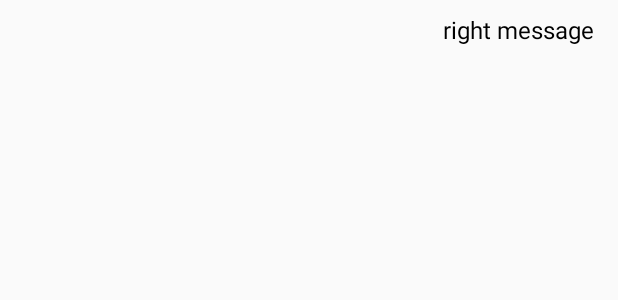
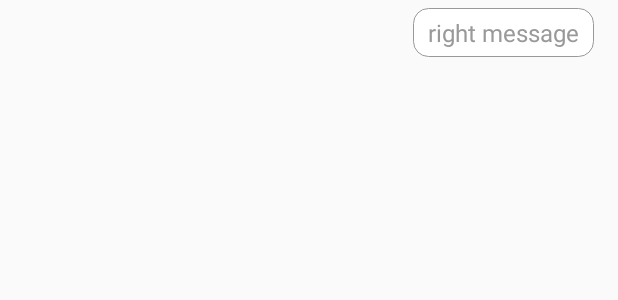
Before and after one commit to heruijun/TravelFlanGCM, an Android app: the layout list_item_text_right.xml on its own in the app's theme, with its tools: preview values and no code run, on a phone screen of 412 x 824 dp. Shown: the top 300 px of the screen. Run offline under Robolectric (Android 15) with nearby library versions, the phone set to English and light mode, and no system bars.

Commit message:
corner bg

```diff
--- a/app/src/main/java/gcm/heruijun/com/travelflangcm/MainActivity.java
+++ b/app/src/main/java/gcm/heruijun/com/travelflangcm/MainActivity.java
@@ -3,7 +3,6 @@ package gcm.heruijun.com.travelflangcm;
 import android.app.Dialog;
 import android.content.BroadcastReceiver;
 import android.content.Context;
-import android.content.DialogInterface;
 import android.content.Intent;
 import android.content.IntentFilter;
 import android.content.SharedPreferences;
@@ -27,7 +26,7 @@ import java.util.List;
 import gcm.heruijun.com.common_lib.activity.BaseCompatActivity;
 import gcm.heruijun.com.common_lib.utils.DialogUtils;
 import gcm.heruijun.com.travelflangcm.adapter.MessageAdapter;
-import gcm.heruijun.com.travelflangcm.model.ChatMessage;
+import gcm.heruijun.com.travelflangcm.model.bean.ChatMessage;
 import gcm.heruijun.com.travelflangcm.services.QuickstartPreferences;
 import gcm.heruijun.com.travelflangcm.services.RegistrationIntentService;
 
--- a/app/src/main/java/gcm/heruijun/com/travelflangcm/adapter/MessageAdapter.java
+++ b/app/src/main/java/gcm/heruijun/com/travelflangcm/adapter/MessageAdapter.java
@@ -4,7 +4,6 @@ import android.content.Context;
 import android.support.annotation.IdRes;
 import android.support.v7.widget.RecyclerView;
 import android.util.Log;
-import android.util.SparseArray;
 import android.util.SparseIntArray;
 import android.view.LayoutInflater;
 import android.view.View;
@@ -14,7 +13,7 @@ import android.widget.TextView;
 import java.util.List;
 
 import gcm.heruijun.com.travelflangcm.R;
-import gcm.heruijun.com.travelflangcm.model.ChatMessage;
+import gcm.heruijun.com.travelflangcm.model.bean.ChatMessage;
 import gcm.heruijun.com.ui_lib.adapter.BaseAdapter;
 
 /**
--- a/app/src/main/java/gcm/heruijun/com/travelflangcm/model/ChatMessage.java
+++ b/app/src/main/java/gcm/heruijun/com/travelflangcm/model/bean/ChatMessage.java
@@ -1,4 +1,4 @@
-package gcm.heruijun.com.travelflangcm.model;
+package gcm.heruijun.com.travelflangcm.model.bean;
 
 /**
  * Created by heruijun on 2017/12/11.
--- /dev/null
+++ b/app/src/main/res/drawable/corner_bg_2.xml
@@ -0,0 +1,15 @@
+<?xml version="1.0" encoding="UTF-8"?>
+<shape xmlns:android="http://schemas.android.com/apk/res/android">
+    <solid android:color="@color/colorWhite" />
+
+    <stroke
+        android:width="0.5dp"
+        android:color="@color/colorGray" />
+
+    <corners
+        android:bottomLeftRadius="10dip"
+        android:bottomRightRadius="10dip"
+        android:topLeftRadius="10dip"
+        android:topRightRadius="10dip" />
+
+</shape>
--- a/app/src/main/res/layout/activity_main.xml
+++ b/app/src/main/res/layout/activity_main.xml
@@ -13,6 +13,8 @@
         android:layout_width="match_parent"
         android:layout_height="0dp"
         android:layout_weight="1"
+        android:paddingBottom="15dp"
+        android:paddingTop="15dp"
         android:scrollbars="vertical" />
 
     <LinearLayout
--- a/app/src/main/res/layout/list_item_text_right.xml
+++ b/app/src/main/res/layout/list_item_text_right.xml
@@ -13,11 +13,15 @@
         android:id="@+id/msg_text_message"
         android:layout_width="wrap_content"
         android:layout_height="wrap_content"
+        android:layout_marginBottom="15dp"
+        android:background="@drawable/corner_bg_2"
         android:maxWidth="300dp"
-        android:paddingBottom="3dp"
-        android:paddingTop="3dp"
+        android:paddingBottom="5dp"
+        android:paddingLeft="10dp"
+        android:paddingRight="10dp"
+        android:paddingTop="5dp"
         android:text="right message"
-        android:textColor="@color/colorBlack"
+        android:textColor="@color/colorGray"
         android:textSize="16sp"
         app:layout_constraintRight_toRightOf="parent" />
 
--- a/app/src/main/res/values/colors.xml
+++ b/app/src/main/res/values/colors.xml
@@ -5,4 +5,5 @@
     <color name="colorAccent">#FF4081</color>
     <color name="colorWhite">#FFFFFF</color>
     <color name="colorBlack">#000000</color>
+    <color name="colorGray">#999999</color>
 </resources>
```
Also changed, not shown: app/src/main/res/drawable/corner_bg_1.xml (added, +11 -0 lines), app/src/main/res/layout/list_item_text_left.xml (+7 -3 lines).
